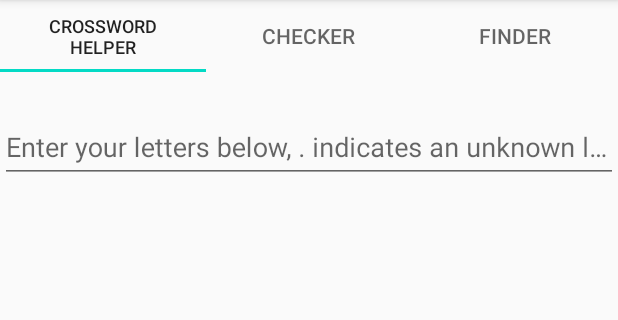
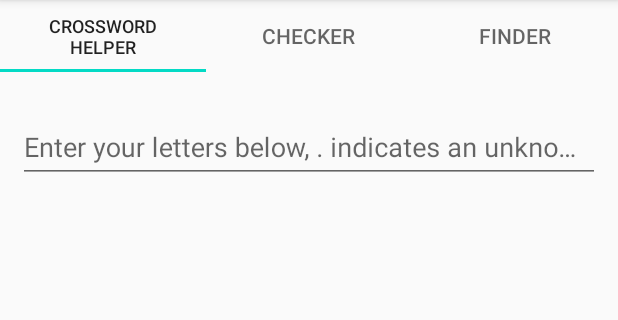
Before and after one commit to johncrawley/CrosswordPuzzleSolver, an Android app: the screen it shows after launch (MainActivity), on a phone screen of 412 x 824 dp, the part 84-404 px from its top. Run offline under Robolectric (Android 15) with nearby library versions, the phone set to English and light mode, and no system bars.

Commit message:
Putting horizontal margin on input textfields.

```diff
--- a/app/src/main/res/layout/crossword_helper.xml
+++ b/app/src/main/res/layout/crossword_helper.xml
@@ -11,6 +11,7 @@
 
     <com.google.android.material.textfield.TextInputLayout
         android:id="@+id/wordInputEditTextLayout"
+        android:layout_marginHorizontal="@dimen/input_text_margin_horizontal"
         android:layout_width="match_parent"
         android:layout_height="wrap_content"
         android:layout_marginBottom="12dp"
--- a/app/src/main/res/layout/find_words.xml
+++ b/app/src/main/res/layout/find_words.xml
@@ -13,6 +13,7 @@
         android:id="@+id/lettersInputEditTextLayout"
         android:layout_width="match_parent"
         android:layout_height="wrap_content"
+        android:layout_marginHorizontal="@dimen/input_text_margin_horizontal"
         android:layout_marginBottom="12dp"
         android:hint="@string/find_words_instructions">
 
@@ -23,9 +24,7 @@
             android:imeOptions="actionSearch"
             android:inputType="text"
             android:layout_height="wrap_content" />
-
     </com.google.android.material.textfield.TextInputLayout>
-
 
     <TextView
         android:id="@+id/resultsCountTextView"
--- a/app/src/main/res/layout/word_exists.xml
+++ b/app/src/main/res/layout/word_exists.xml
@@ -7,8 +7,6 @@
     android:layout_height="match_parent"
     tools:context=".MainActivity">
 
-
-
     <com.google.android.material.textfield.TextInputLayout
         android:id="@+id/whole_word_check_layout"
         android:layout_width="match_parent"
@@ -16,6 +14,7 @@
         app:layout_constraintTop_toTopOf="parent"
         app:layout_constraintEnd_toEndOf="parent"
         app:layout_constraintStart_toStartOf="parent"
+        android:layout_marginHorizontal="@dimen/input_text_margin_horizontal"
         android:hint="@string/hint_enter_whole_word_check">
 
         <com.google.android.material.textfield.TextInputEditText
@@ -26,7 +25,6 @@
             android:inputType="text"
             android:layout_height="wrap_content" />
     </com.google.android.material.textfield.TextInputLayout>
-
 
     <TextView
         android:id="@+id/wordExistsTextView"
@@ -41,5 +39,4 @@
         app:layout_constraintEnd_toEndOf="parent"
         app:layout_constraintStart_toStartOf="parent" />
 
-
 </androidx.constraintlayout.widget.ConstraintLayout>
--- a/app/src/main/res/values/dimen.xml
+++ b/app/src/main/res/values/dimen.xml
@@ -13,5 +13,6 @@
     <dimen name="results_count_horizontal_margin">6dp</dimen>
     <dimen name="loading_text_size">32sp</dimen>
     <dimen name="no_results_found_text_size">32sp</dimen>
+    <dimen name="input_text_margin_horizontal">12dp</dimen>
 
 </resources>
```
Also changed, not shown: app/src/main/java/com/jcrawley/crosswordpuzzlesolver/MainActivity.java (+0 -15 lines).
